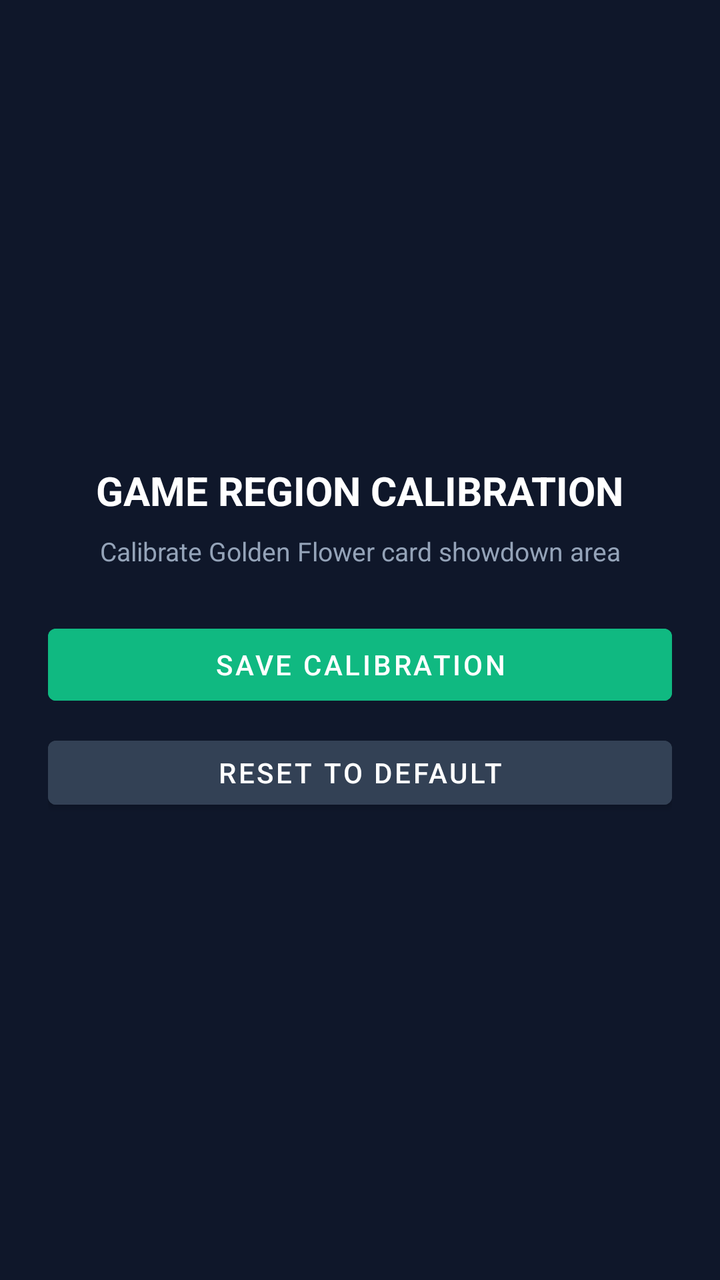
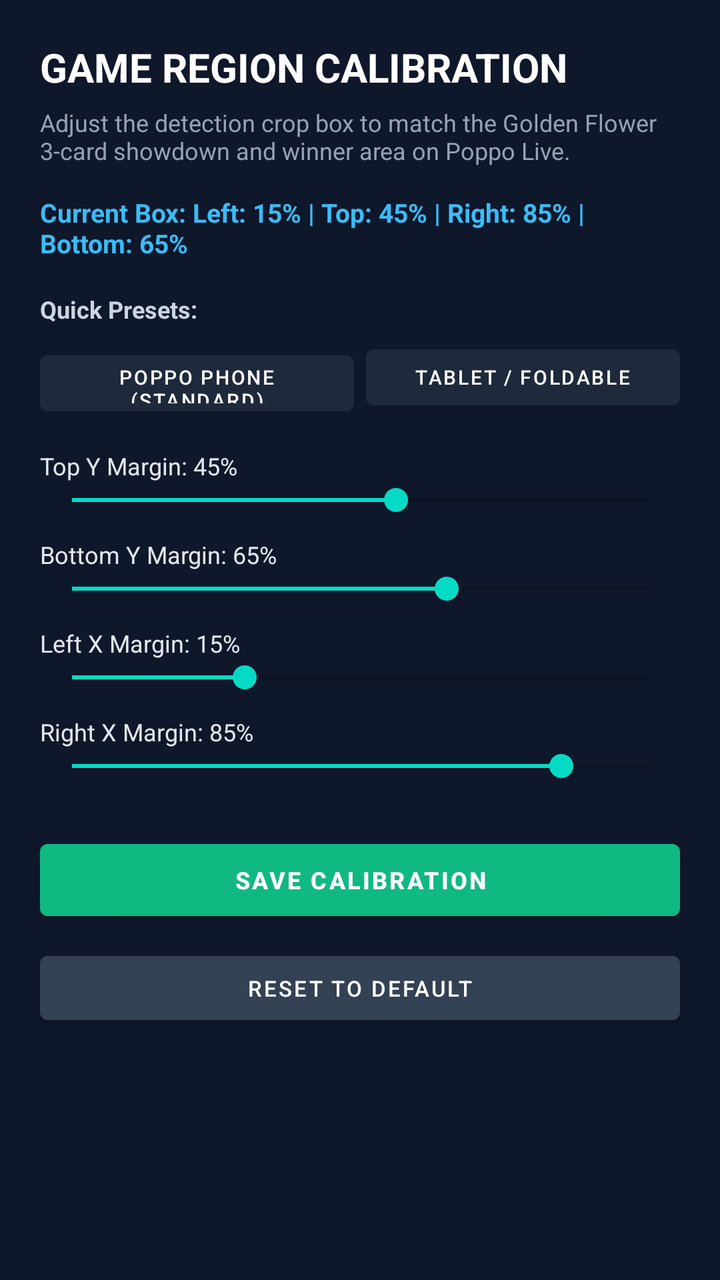

Two renders of the same Android screen: before a commit and after it. Below are the layout's source before the change and the commit's diff.
<!-- AndroidManifest.xml: activity theme Theme.SceneBot -->
<!-- res/layout/activity_calibration.xml -->
<?xml version="1.0" encoding="utf-8"?>
<LinearLayout xmlns:android="http://schemas.android.com/apk/res/android"
    android:layout_width="match_parent"
    android:layout_height="match_parent"
    android:background="#0F172A"
    android:gravity="center"
    android:orientation="vertical"
    android:padding="24dp">

    <TextView
        android:layout_width="wrap_content"
        android:layout_height="wrap_content"
        android:text="GAME REGION CALIBRATION"
        android:textColor="#FFFFFF"
        android:textSize="20sp"
        android:textStyle="bold" />

    <TextView
        android:id="@+id/tv_calibration_info"
        android:layout_width="match_parent"
        android:layout_height="wrap_content"
        android:gravity="center"
        android:text="Calibrate Golden Flower card showdown area"
        android:textColor="#94A3B8"
        android:textSize="13sp"
        android:layout_marginTop="8dp" />

    <Button
        android:id="@+id/btn_save_calibration"
        android:layout_width="match_parent"
        android:layout_height="48dp"
        android:backgroundTint="#10B981"
        android:text="SAVE CALIBRATION"
        android:layout_marginTop="24dp" />

    <Button
        android:id="@+id/btn_reset_calibration"
        android:layout_width="match_parent"
        android:layout_height="44dp"
        android:backgroundTint="#334155"
        android:text="RESET TO DEFAULT"
        android:layout_marginTop="8dp" />
</LinearLayout>
<!-- resources referenced by this layout -->
<resources>
  <style name="Theme.SceneBot" parent="Theme.MaterialComponents.DayNight.NoActionBar">
          <item name="colorPrimary">@color/primary</item>
          <item name="colorPrimaryVariant">@color/primary_dark</item>
          <item name="colorOnPrimary">@color/white</item>
      </style>
  <color name="primary">#4F46E5</color>
  <color name="primary_dark">#3730A3</color>
  <color name="white">#FFFFFF</color>
</resources>

<!-- the commit's change to res/layout/activity_calibration.xml (unified diff, before → after) -->
@@ -1,43 +1,164 @@
 <?xml version="1.0" encoding="utf-8"?>
-<LinearLayout xmlns:android="http://schemas.android.com/apk/res/android"
+<ScrollView xmlns:android="http://schemas.android.com/apk/res/android"
     android:layout_width="match_parent"
     android:layout_height="match_parent"
-    android:background="#0F172A"
-    android:gravity="center"
-    android:orientation="vertical"
-    android:padding="24dp">
+    android:background="#0F172A">
 
-    <TextView
-        android:layout_width="wrap_content"
-        android:layout_height="wrap_content"
-        android:text="GAME REGION CALIBRATION"
-        android:textColor="#FFFFFF"
-        android:textSize="20sp"
-        android:textStyle="bold" />
-
-    <TextView
-        android:id="@+id/tv_calibration_info"
+    <LinearLayout
         android:layout_width="match_parent"
         android:layout_height="wrap_content"
-        android:gravity="center"
-        android:text="Calibrate Golden Flower card showdown area"
-        android:textColor="#94A3B8"
-        android:textSize="13sp"
-        android:layout_marginTop="8dp" />
+        android:orientation="vertical"
+        android:padding="20dp">
 
-    <Button
-        android:id="@+id/btn_save_calibration"
-        android:layout_width="match_parent"
-        android:layout_height="48dp"
-        android:backgroundTint="#10B981"
-        android:text="SAVE CALIBRATION"
-        android:layout_marginTop="24dp" />
+        <TextView
+            android:layout_width="wrap_content"
+            android:layout_height="wrap_content"
+            android:text="GAME REGION CALIBRATION"
+            android:textColor="#FFFFFF"
+            android:textSize="20sp"
+            android:textStyle="bold" />
 
-    <Button
-        android:id="@+id/btn_reset_calibration"
-        android:layout_width="match_parent"
-        android:layout_height="44dp"
-        android:backgroundTint="#334155"
-        android:text="RESET TO DEFAULT"
-        android:layout_marginTop="8dp" />
-</LinearLayout>
+        <TextView
+            android:id="@+id/tv_calibration_info"
+            android:layout_width="match_parent"
+            android:layout_height="wrap_content"
+            android:text="Adjust the detection crop box to match the Golden Flower 3-card showdown and winner area on Poppo Live."
+            android:textColor="#94A3B8"
+            android:textSize="12sp"
+            android:layout_marginTop="6dp" />
+
+        
+        <TextView
+            android:id="@+id/tv_coords_preview"
+            android:layout_width="match_parent"
+            android:layout_height="wrap_content"
+            android:text="Current Box: Left: 15% | Top: 45% | Right: 85% | Bottom: 65%"
+            android:textColor="#38BDF8"
+            android:textSize="13sp"
+            android:textStyle="bold"
+            android:layout_marginTop="14dp" />
+
+        
+        <TextView
+            android:layout_width="wrap_content"
+            android:layout_height="wrap_content"
+            android:text="Quick Presets:"
+            android:textColor="#CBD5E1"
+            android:textSize="12sp"
+            android:textStyle="bold"
+            android:layout_marginTop="16dp" />
+
+        <LinearLayout
+            android:layout_width="match_parent"
+            android:layout_height="wrap_content"
+            android:orientation="horizontal"
+            android:layout_marginTop="6dp">
+
+            <Button
+                android:id="@+id/btn_preset_poppo_phone"
+                android:layout_width="0dp"
+                android:layout_weight="1"
+                android:layout_height="40dp"
+                android:backgroundTint="#1E293B"
+                android:text="Poppo Phone (Standard)"
+                android:textSize="10sp" />
+
+            <Button
+                android:id="@+id/btn_preset_tablet"
+                android:layout_width="0dp"
+                android:layout_weight="1"
+                android:layout_height="40dp"
+                android:backgroundTint="#1E293B"
+                android:text="Tablet / Foldable"
+                android:textSize="10sp"
+                android:layout_marginStart="6dp" />
+        </LinearLayout>
+
+        
+        <TextView
+            android:id="@+id/tv_top_label"
+            android:layout_width="match_parent"
+            android:layout_height="wrap_content"
+            android:text="Top Y Margin: 45%"
+            android:textColor="#E2E8F0"
+            android:textSize="12sp"
+            android:layout_marginTop="16dp" />
+
+        <SeekBar
+            android:id="@+id/seek_top"
+            android:layout_width="match_parent"
+            android:layout_height="wrap_content"
+            android:max="80"
+            android:progress="45" />
+
+        
+        <TextView
+            android:id="@+id/tv_bottom_label"
+            android:layout_width="match_parent"
+            android:layout_height="wrap_content"
+            android:text="Bottom Y Margin: 65%"
+            android:textColor="#E2E8F0"
+            android:textSize="12sp"
+            android:layout_marginTop="10dp" />
+
+        <SeekBar
+            android:id="@+id/seek_bottom"
+            android:layout_width="match_parent"
+            android:layout_height="wrap_content"
+            android:max="100"
+            android:progress="65" />
+
+        
+        <TextView
+            android:id="@+id/tv_left_label"
+            android:layout_width="match_parent"
+            android:layout_height="wrap_content"
+            android:text="Left X Margin: 15%"
+            android:textColor="#E2E8F0"
+            android:textSize="12sp"
+            android:layout_marginTop="10dp" />
+
+        <SeekBar
+            android:id="@+id/seek_left"
+            android:layout_width="match_parent"
+            android:layout_height="wrap_content"
+            android:max="50"
+            android:progress="15" />
+
+        
+        <TextView
+            android:id="@+id/tv_right_label"
+            android:layout_width="match_parent"
+            android:layout_height="wrap_content"
+            android:text="Right X Margin: 85%"
+            android:textColor="#E2E8F0"
+            android:textSize="12sp"
+            android:layout_marginTop="10dp" />
+
+        <SeekBar
+            android:id="@+id/seek_right"
+            android:layout_width="match_parent"
+            android:layout_height="wrap_content"
+            android:max="100"
+            android:progress="85" />
+
+        <Button
+            android:id="@+id/btn_save_calibration"
+            android:layout_width="match_parent"
+            android:layout_height="48dp"
+            android:backgroundTint="#10B981"
+            android:text="SAVE CALIBRATION"
+            android:textSize="12sp"
+            android:textStyle="bold"
+            android:layout_marginTop="24dp" />
+
+        <Button
+            android:id="@+id/btn_reset_calibration"
+            android:layout_width="match_parent"
+            android:layout_height="44dp"
+            android:backgroundTint="#334155"
+            android:text="RESET TO DEFAULT"
+            android:textSize="11sp"
+            android:layout_marginTop="8dp" />
+    </LinearLayout>
+</ScrollView>
